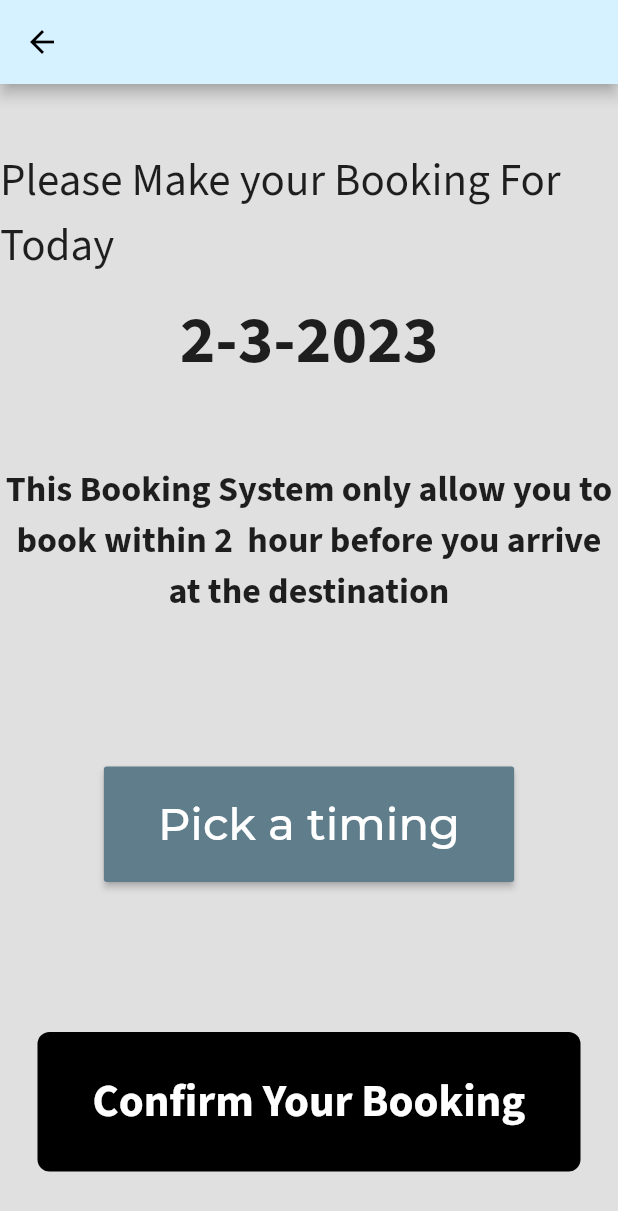
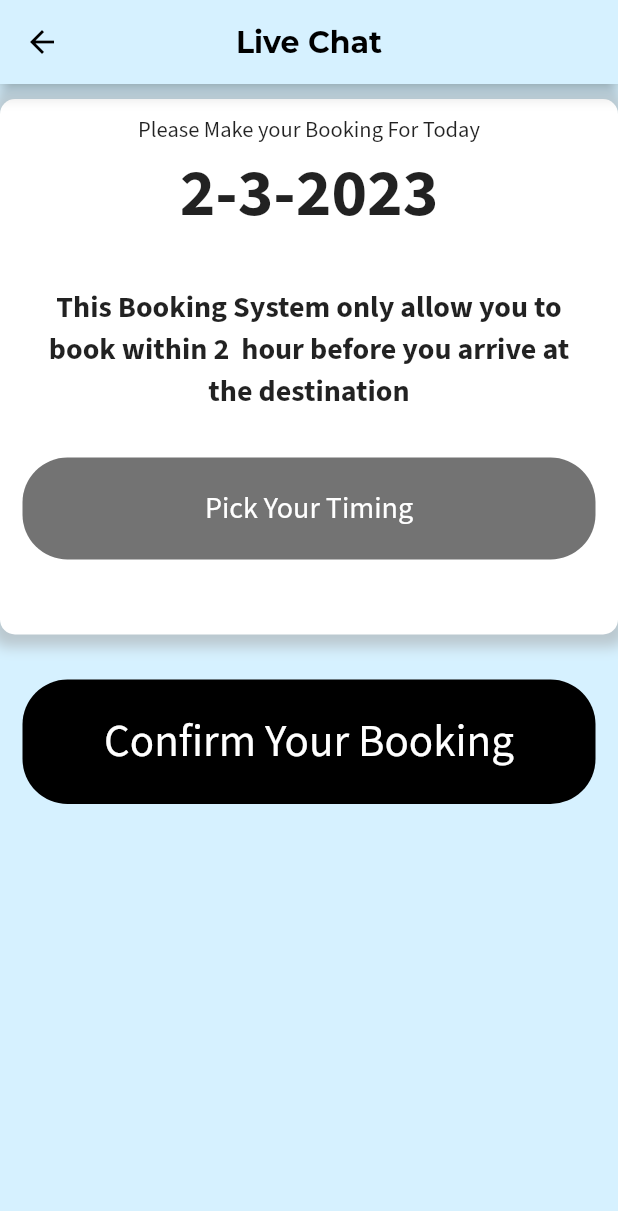
Before and after one commit to iloveangpao/2006_CarparkApp, a Flutter app: the BookingPage screen opened directly, on a phone screen of 412 x 824 dp. Shown: the top 1211 px of the screen. Run offline on Flutter 3.47's test engine with Material 2 defaults, Android fonts, the phone set to English and light mode, and no system bars; our stand-ins replace geolocator, google_fonts, google_maps_flutter; missing offline and left inert: flutter_polyline_points, geolocator_platform_interface.

Commit message:
Design Ammended

```diff
--- a/lib/components/my_textfield.dart
+++ b/lib/components/my_textfield.dart
@@ -20,12 +20,12 @@ class MyTextfield extends StatelessWidget {
         obscureText: obscureText,
         decoration: InputDecoration(
           enabledBorder:  OutlineInputBorder(
-            borderSide: BorderSide(color: Colors.white),
+            borderSide: BorderSide(color: Colors.black),
           ),
           focusedBorder: OutlineInputBorder(
             borderSide: BorderSide(color: Colors.grey.shade400),
           ),
-          fillColor: Colors.grey.shade200,
+          fillColor: Colors.white,
           filled: true,
           hintText:  hintText,
         ),
--- a/lib/pages/booking_page.dart
+++ b/lib/pages/booking_page.dart
@@ -20,58 +20,92 @@ class _BookingPageState extends State<BookingPage> {
     DateTime today = DateTime.now();
     String dateStr = "${today.day}-${today.month}-${today.year}";
     return Scaffold(
-        backgroundColor: Colors.grey[300],
-        appBar: AppBar(leading: BackButton()),
+        backgroundColor: Theme.of(context).primaryColor,
+        appBar: AppBar(title: Text("Live Chat"),leading: BackButton()),
         body: SafeArea(
           child: Center(
             child: Column(
+              children: [
+                SizedBox(
+                  height: 10,
+                ),
+                Container(
+                  decoration: BoxDecoration(
+                  color: Colors.white,
+                  borderRadius: BorderRadius.only(
+                    topLeft: Radius.circular(10),
+                    topRight: Radius.circular(10),
+                    bottomLeft: Radius.circular(10),
+                    bottomRight: Radius.circular(10)
+                ),
+                  boxShadow: [
+                    BoxShadow(
+                      color: Colors.grey.withOpacity(0.5),
+                      spreadRadius: 5,
+                      blurRadius: 7,
+                      offset: Offset(0, 3), // changes position of shadow
+                    ),
+                  ],
+            ),
+                  child: Column(
                     mainAxisAlignment: MainAxisAlignment.center,
                     children: [
+                      SizedBox(
+                        height: 10,
+                      ),
                       Text(
                         "Please Make your Booking For Today",
-                  style: TextStyle( fontSize: 30),
-                ),
-                SizedBox(
-                  height: 10,
+                        style: TextStyle( fontSize: 15),
                       ),
                       Text(
                         dateStr,
                         style: TextStyle(fontWeight: FontWeight.bold, fontSize: 45),
                       ),
-                SizedBox(height:50,),
-                Text(
+                      SizedBox(height:10,),
+                      Padding(
+                        padding: const EdgeInsets.all(20.0),
+                        child: Text(
                           "This Booking System only allow you to book within 2 "
                               " hour before you arrive at the destination ",
-                  style: TextStyle(fontWeight: FontWeight.bold, fontSize: 24),textAlign: TextAlign.center,
+                          style: TextStyle(fontWeight: FontWeight.bold, fontSize: 20),textAlign: TextAlign.center,
+                        ),
                       ),
                       SizedBox(
-                  height: 100,
+                        height: 10,
                       ),
-                MaterialButton(
-                  onPressed: _showTimePicker,
-                  child: Padding(
-                    padding: const EdgeInsets.all(20.0),
-                    child: Text('Pick a timing',
-                        style: TextStyle(color: Colors.white, fontSize: 30)),
+                      GestureDetector(
+                        onTap: _showTimePicker,
+                        child: Container(
+                            padding: const EdgeInsets.all(20),
+                            margin: const EdgeInsets.symmetric(horizontal: 15),
+                            decoration: BoxDecoration(
+                              color: Color(0xff737373),
+                              borderRadius: BorderRadius.circular(30),
                             ),
-                  color: Colors.blueGrey,
+                            child: Center(child: Text(
+                              "Pick Your Timing",
+                              style: TextStyle(color: Colors.white,
+                                  fontSize: 20),))
+                        ),
                       ),
                       SizedBox(
                         height: 50,
+                      )
+                    ],
                   ),
-                SizedBox(
-                  height: 50,
                 ),
+                SizedBox(height:30),
                 GestureDetector(
                   child: Container(
-                  padding: const EdgeInsets.all(25),
-                  margin: const EdgeInsets.symmetric(horizontal: 25),
-                  decoration: BoxDecoration(color: Colors.black,
-                    borderRadius: BorderRadius.circular(8),),
+                      padding: const EdgeInsets.all(20),
+                      margin: const EdgeInsets.symmetric(horizontal: 15),
+                      decoration: BoxDecoration(
+                        color: Colors.black,
+                        borderRadius: BorderRadius.circular(30),
+                      ),
                       child: Center(child: Text(
                         "Confirm Your Booking",
                         style: TextStyle(color: Colors.white,
-                        fontWeight: FontWeight.bold,
                             fontSize: 30),))
                   ),
                 ),
```
Also changed, not shown: lib/pages/login_page.dart (+23 -67 lines), lib/pages/register_page.dart (+3 -50 lines). Lines whose indentation alone changed are shown as unchanged.
